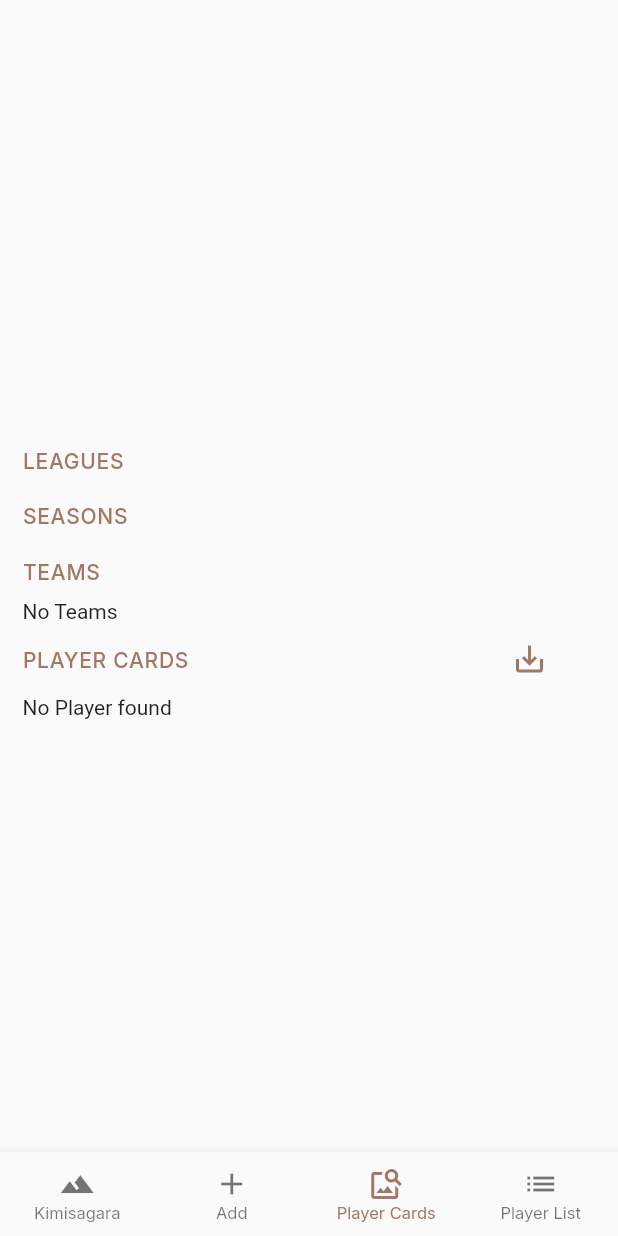
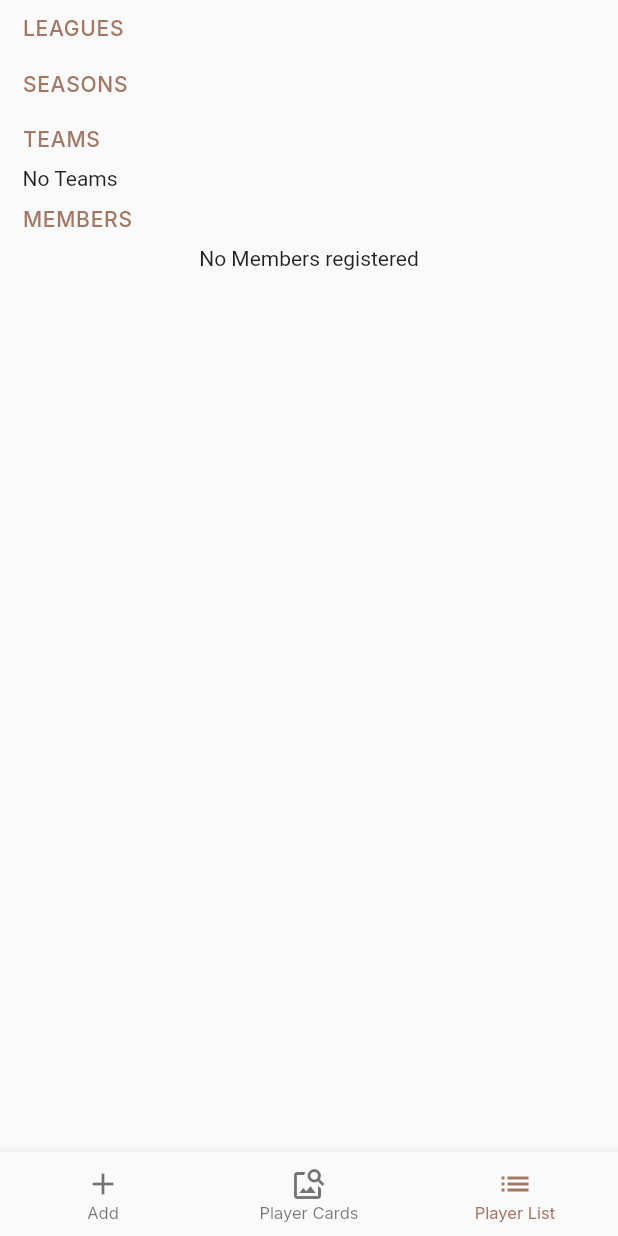
Before and after one commit to mariomrn/amahoro_player_registration, a Flutter app: the screen it shows after launch, item 3 of the bottom bar chosen, on a phone screen of 412 x 824 dp. Run offline on Flutter 3.47's test engine with Material 2 defaults, Android fonts, the phone set to English and light mode, and no system bars; our stand-ins replace cloud_firestore, firebase_core, firebase_storage, google_fonts, image_picker, pdf and 1 more; missing offline and left inert: dart:html; accounts and stored records are empty; statements that could not run were skipped.

Commit message:
removed new kimisagara page to return to the old add screen; show newest league first

```diff
--- a/lib/main.dart
+++ b/lib/main.dart
@@ -56,7 +56,7 @@ class _MyHomePageState extends State<MyHomePage> {
   int _selectedIndexDesktop = 0;
 
   static const List<Widget> _screensDesktop = <Widget>[
-    ViewPlayerScreen2(),
+    // ViewPlayerScreen2(),
     AddPlayerScreen(),
     ViewPlayerCards(),
     ViewPlayerScreen(),
@@ -79,10 +79,10 @@ class _MyHomePageState extends State<MyHomePage> {
         unselectedLabelStyle: kDefaultTextStyle11pt,
         type: BottomNavigationBarType.fixed,
         items: const <BottomNavigationBarItem>[
-          BottomNavigationBarItem(
-            icon: Icon(Icons.landscape),
-            label: 'Kimisagara',
-          ),
+          // BottomNavigationBarItem(
+          //   icon: Icon(Icons.landscape),
+          //   label: 'Kimisagara',
+          // ),
           BottomNavigationBarItem(
             icon: Icon(Icons.add),
             label: 'Add',
--- a/lib/screens/add-player-screen.dart
+++ b/lib/screens/add-player-screen.dart
@@ -540,6 +540,7 @@ class _AddPlayerScreenState extends State<AddPlayerScreen> {
         }
       });
       setState(() {
+        selectedSeason = seasonsDocumentList.length-1;
         docID2 = seasonsDocumentList[selectedSeason];
         getTeams(docID1, docID2);
       });
```
